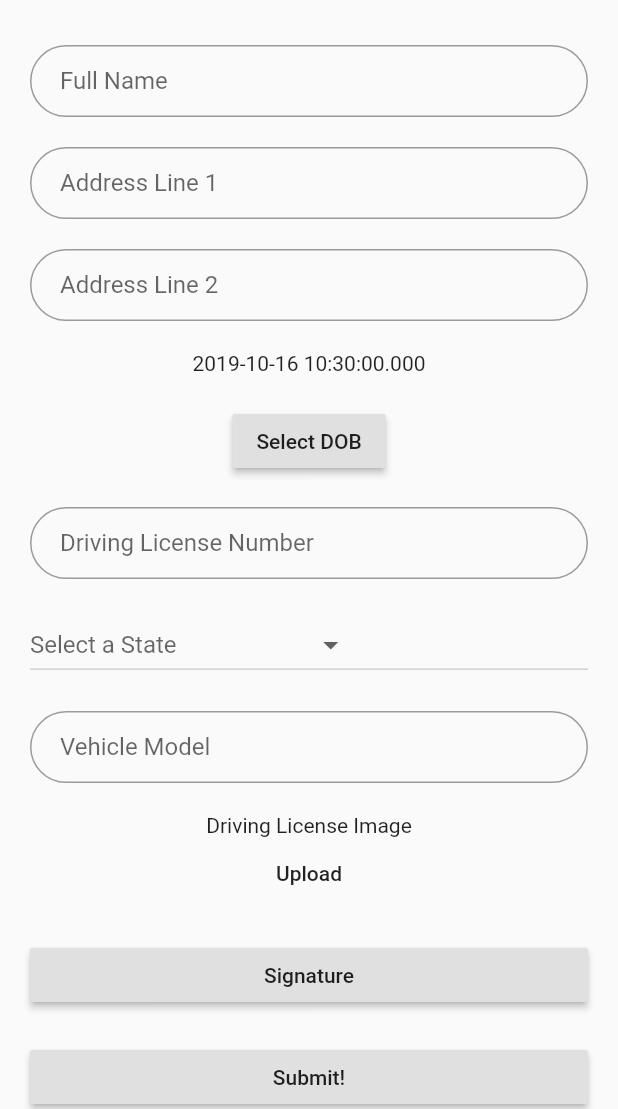
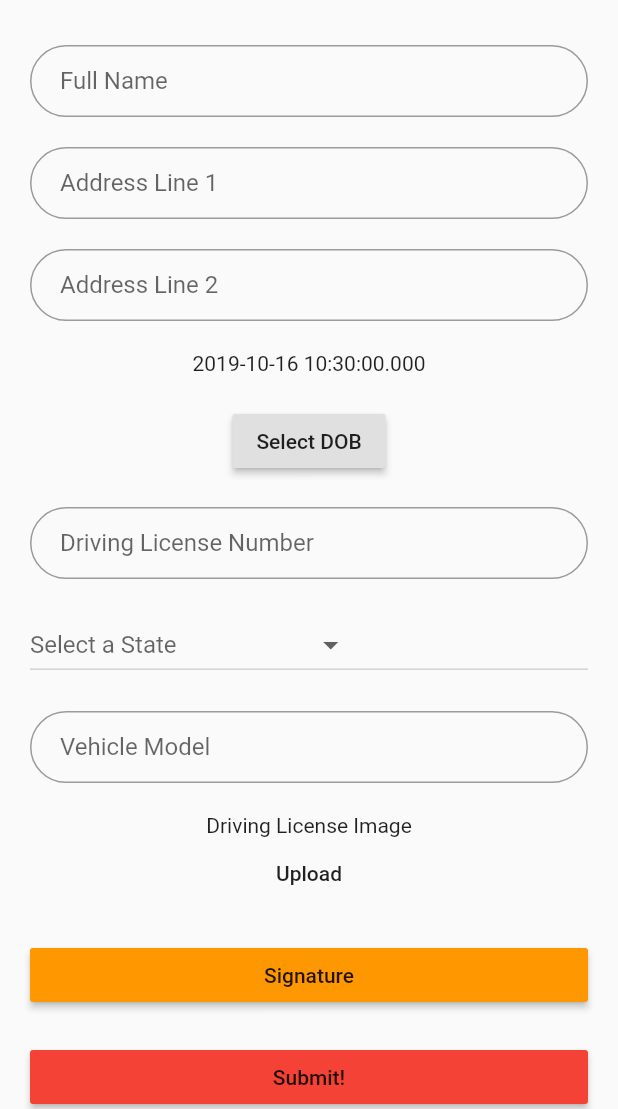
Before and after one commit to dnadawa/flutter-car-test-driver, a Flutter app: the screen it shows after launch, after a tap on "Upload", on a phone screen of 412 x 824 dp, the part 127-1236 px from its top. Run offline on Flutter 3.47's test engine with Material 2 defaults, Android fonts, the phone set to English and light mode, and no system bars; our stand-ins replace cloud_firestore, firebase_storage, image_picker, screenshot; accounts and stored records are empty; network calls fail.

Commit message:
work with android

```diff
--- a/lib/main.dart
+++ b/lib/main.dart
@@ -49,14 +49,14 @@ class _HomePageState extends State<HomePage> {
     Map<String,String> data = <String , String>{
       "date" : DateTime.now().toString(),
       "name" : fullname,
-      "dob" : dob.toString(),
+      "dob" : selectedDate.toString(),
       "Address Line 1": address_1,
       "Address Line 2": address_2,
       "License Number": license_num,
       "Vehicle Model": vehicle_model,
       "State": _selectedState,
       "Image": imgurl,
-      "Signature": SignState(fullname).signurl,
+      "Signature": SignState(fullname).urlsign,//this has to be change
     };
 
 collectionReference.add(data);
@@ -74,23 +74,25 @@ collectionReference.add(data);
 
   String imgurl;
   String _selectedState = "Select a State";
-  DateTime dob;
+  DateTime selectedDate = DateTime.now();
 
 
 
   Future getImage() async {
-    File image = await ImagePicker.pickImage(source: ImageSource.camera);
+    File image = await ImagePicker.pickImage(source: ImageSource.gallery);
 
-    StorageReference ref =
-    FirebaseStorage.instance.ref().child("$fullname.jpg");
+    StorageReference ref = FirebaseStorage.instance.ref().child("$fullname.jpg");
     StorageUploadTask uploadTask = ref.putFile(image);
-     imgurl  = (await uploadTask.onComplete).ref.getDownloadURL() as String;
+    final StorageTaskSnapshot downloadUrl = (await uploadTask.onComplete);
+    imgurl = (await downloadUrl.ref.getDownloadURL());
+    print("url is $imgurl");
+
   }
 
 
 List<String> states = ['New South Wales','Queensland','South Australia','Tasmania','Victoria','Western Australia','Australian Capital Territory','Northern Territory'];
 
-  DateTime selectedDate = DateTime.now();
+
 
   Future<Null> _selectDate(BuildContext context) async {
     final DateTime picked = await showDatePicker(
@@ -122,9 +124,10 @@ List<String> states = ['New South Wales','Queensland','South Australia','Tasmani
           Padding(
             padding: const EdgeInsets.fromLTRB(20,10,20,10),
             child: TextFormField(
+              keyboardType: TextInputType.text,
               autofocus: false,
               onChanged: (text){fullname=text;},
-              obscureText: true,
+
               decoration: InputDecoration(
                 hintText: 'Full Name',
                 contentPadding: EdgeInsets.fromLTRB(20.0, 10.0, 20.0, 10.0),
@@ -137,7 +140,7 @@ List<String> states = ['New South Wales','Queensland','South Australia','Tasmani
             child: TextFormField(
               autofocus: false,
               onChanged: (text){address_1=text;},
-              obscureText: true,
+
               decoration: InputDecoration(
                 hintText: 'Address Line 1',
                 contentPadding: EdgeInsets.fromLTRB(20.0, 10.0, 20.0, 10.0),
@@ -150,7 +153,7 @@ List<String> states = ['New South Wales','Queensland','South Australia','Tasmani
             child: TextFormField(
               autofocus: false,
               onChanged: (text){address_2=text;},
-              obscureText: true,
+
               decoration: InputDecoration(
                 hintText: 'Address Line 2',
                 contentPadding: EdgeInsets.fromLTRB(20.0, 10.0, 20.0, 10.0),
@@ -181,7 +184,7 @@ List<String> states = ['New South Wales','Queensland','South Australia','Tasmani
             child: TextFormField(
               autofocus: false,
               onChanged: (text){license_num=text;},
-              obscureText: true,
+
               decoration: InputDecoration(
                 hintText: 'Driving License Number',
                 contentPadding: EdgeInsets.fromLTRB(20.0, 10.0, 20.0, 10.0),
@@ -215,7 +218,7 @@ List<String> states = ['New South Wales','Queensland','South Australia','Tasmani
             child: TextFormField(
               autofocus: false,
               onChanged: (text){vehicle_model=text;},
-              obscureText: true,
+
               decoration: InputDecoration(
                 hintText: 'Vehicle Model',
                 contentPadding: EdgeInsets.fromLTRB(20.0, 10.0, 20.0, 10.0),
@@ -238,12 +241,12 @@ List<String> states = ['New South Wales','Queensland','South Australia','Tasmani
 
           Padding(
               padding: const EdgeInsets.fromLTRB(20,10,20,10),
-              child: RaisedButton(onPressed: (){Navigator.push(context, MaterialPageRoute(builder: (context) => Sign(fullname: fullname)));},child: Text("Signature"),)
+              child: RaisedButton(color:Colors.orange,onPressed: (){Navigator.push(context, MaterialPageRoute(builder: (context) => Sign(fullname: fullname)));},child: Text("Signature"),)
           ),
 
           Padding(
               padding: const EdgeInsets.fromLTRB(20,10,20,10),
-              child: RaisedButton(onPressed: (){add();},child: Text("Submit!"),)
+              child: RaisedButton(onPressed: (){add();},child: Text("Submit!"),color: Colors.red,)
           ),
 
 
--- a/pubspec.yaml
+++ b/pubspec.yaml
@@ -23,9 +23,11 @@ dependencies:
   # The following adds the Cupertino Icons font to your application.
   # Use with the CupertinoIcons class for iOS style icons.
   cupertino_icons: ^0.1.2
-  image_picker:
+  image_picker: ^0.4.6
   cloud_firestore:
   firebase_storage:
+  firebase_core:
+  screenshot:
 
 
 
```
Also changed, not shown: lib/sign.dart (+61 -48 lines), pubspec.lock, 4 other files.
